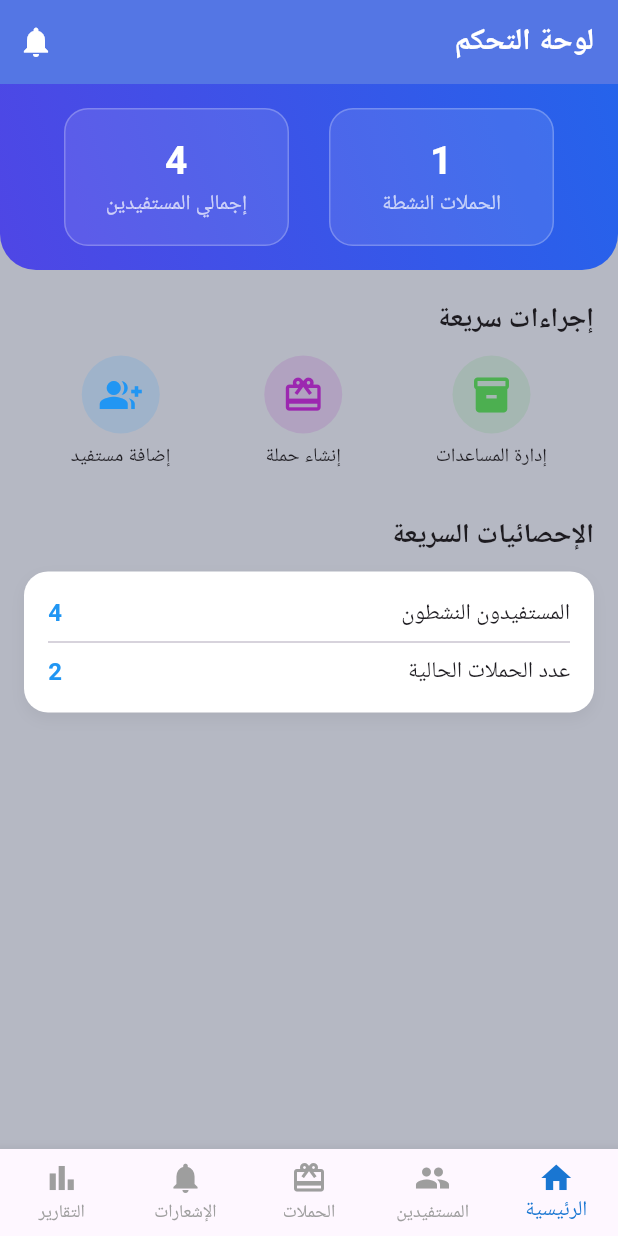
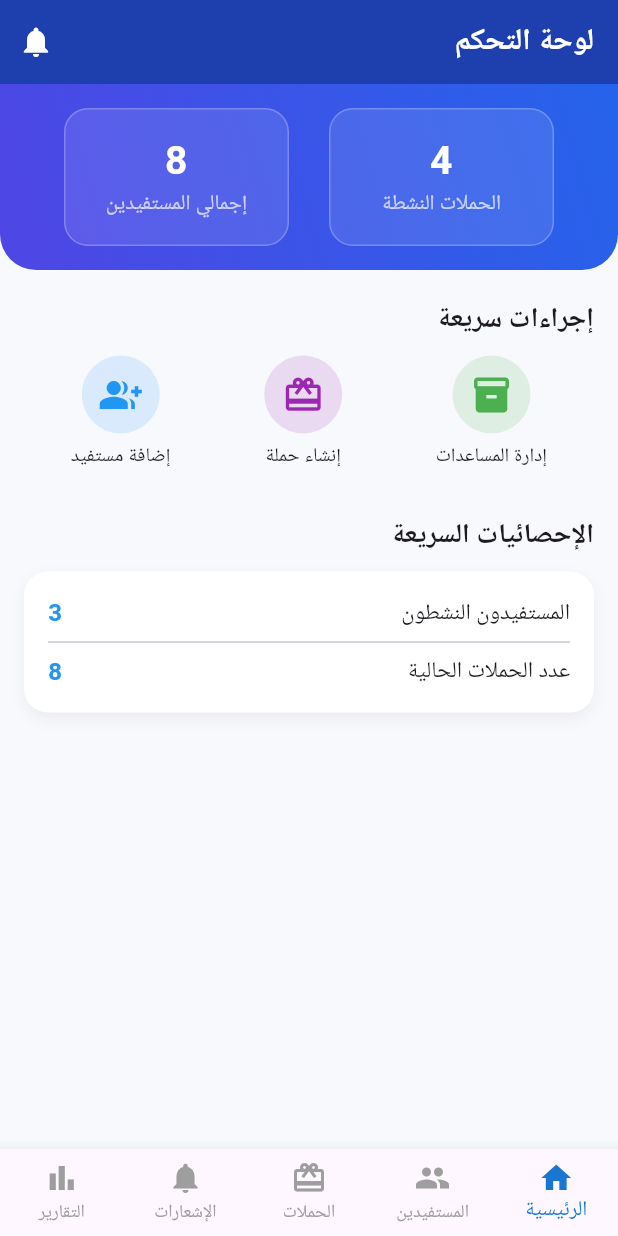
Before and after one commit to Flamingo4Technology/Aid_Management, a Flutter app: the screen it shows after launch, on a phone screen of 412 x 824 dp. Run offline on Flutter 3.47's test engine with Material 3 defaults, Android fonts, the light colour scheme and no system bars; Roboto replaces fonts that are missing (Cairo).

Commit message:
abdulhameed2

```diff
--- a/aid_management/lib/main.dart
+++ b/aid_management/lib/main.dart
@@ -27,9 +27,9 @@ class DashboardPage extends StatelessWidget {
     return Directionality(
       textDirection: TextDirection.rtl,
       child: Scaffold(
-        backgroundColor:  Color.fromARGB(255, 181, 184, 195),
+        backgroundColor: const Color(0xFFF8F9FC),
         appBar: AppBar(
-          backgroundColor:  Color.fromARGB(255, 84, 118, 228),
+          backgroundColor: const Color(0xFF1E40AF),
           elevation: 0,
           title: const Text(
             "لوحة التحكم",
@@ -68,8 +68,8 @@ class DashboardPage extends StatelessWidget {
                 child: Row(
                   mainAxisAlignment: MainAxisAlignment.spaceEvenly,
                   children: [
-                    _statCard("الحملات النشطة", "1"),
-                    _statCard("إجمالي المستفيدين", "4"),
+                    _statCard("الحملات النشطة", "4"),
+                    _statCard("إجمالي المستفيدين", "8"),
                   ],
                 ),
               ),
@@ -148,9 +148,9 @@ class DashboardPage extends StatelessWidget {
                       ),
                       child: Column(
                         children: [
-                          _statRow("المستفيدون النشطون", "4"),
+                          _statRow("المستفيدون النشطون", "3"),
                           const Divider(),
-                          _statRow("عدد الحملات الحالية", "2"),
+                          _statRow("عدد الحملات الحالية", "8"),
                         ],
                       ),
                     ),
```
